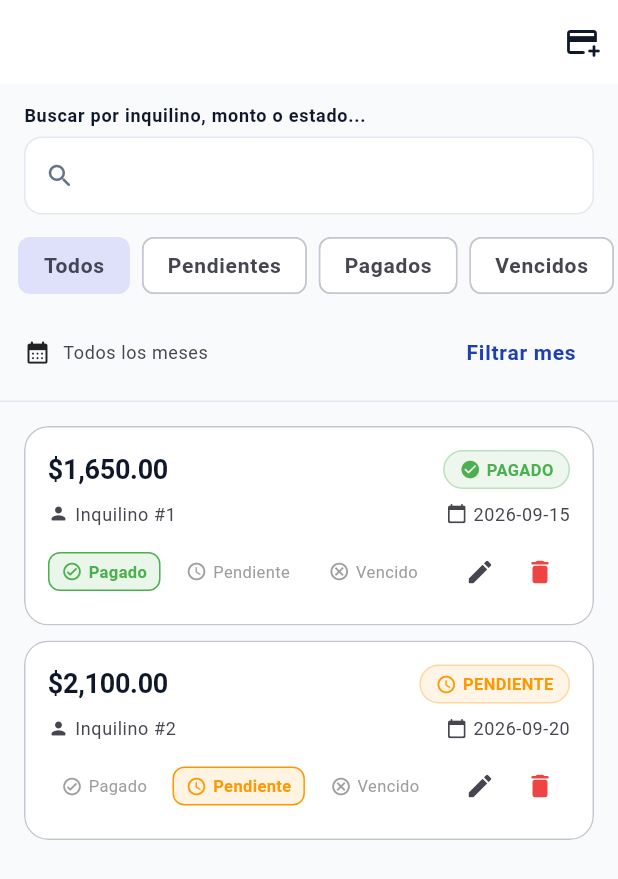
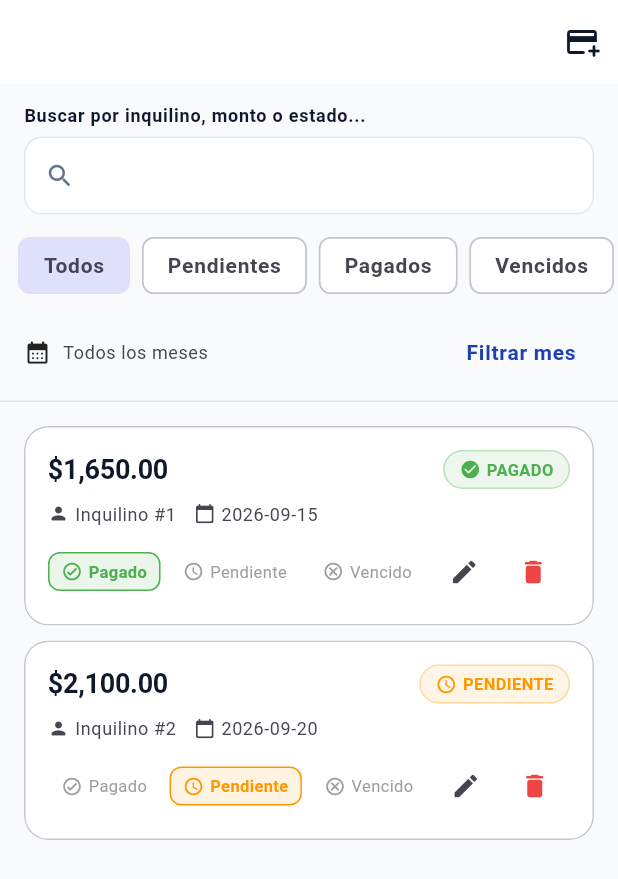
Before and after one commit to alezj/Alquilados_App, a Flutter app: the PagosPage screen opened by its route, on a phone screen of 412 x 824 dp. Shown: the top 879 px of the screen. Run offline on Flutter 3.47's test engine with Material 3 defaults, Android fonts, the phone set to English and light mode, and no system bars; our stand-ins replace dio, flutter_riverpod, flutter_secure_storage, go_router, logger, pdf and 3 more; accounts and stored records are empty.

Commit message:
Error resuelto en el boton eliminar en cell

```diff
--- a/lib/features/pagos/presentation/pages/pagos_page.dart
+++ b/lib/features/pagos/presentation/pages/pagos_page.dart
@@ -548,28 +548,72 @@ class _PagoCard extends StatelessWidget {
               ),
               const SizedBox(height: 8),
               // ── Detalles ──────────────────────────────────────
+Wrap(
+  spacing: 12,
+  runSpacing: 4,
+  children: [
     Row(
+      mainAxisSize: MainAxisSize.min,
       children: [
-                  Icon(Icons.person_rounded,
+        Icon(
+          Icons.person_rounded,
           size: 14,
-                      color: colorScheme.onSurfaceVariant),
+          color: colorScheme.onSurfaceVariant,
+        ),
         const SizedBox(width: 4),
-                  Text('Inquilino #${pago.idInquilino}',
+        Text(
+          'Inquilino #${pago.idInquilino}',
           style: AppTypography.bodySmall.copyWith(
-                          color: colorScheme.onSurfaceVariant)),
-                  const Spacer(),
-                  Icon(Icons.calendar_today_rounded,
-                      size: 14,
-                      color: colorScheme.onSurfaceVariant),
-                  const SizedBox(width: 4),
-                  Text(pago.fechaPago,
-                      style: AppTypography.bodySmall.copyWith(
-                          color: colorScheme.onSurfaceVariant)),
+            color: colorScheme.onSurfaceVariant,
+          ),
+        ),
       ],
     ),
+    Row(
+      mainAxisSize: MainAxisSize.min,
+      children: [
+        Icon(
+          Icons.calendar_today_rounded,
+          size: 14,
+          color: colorScheme.onSurfaceVariant,
+        ),
+        const SizedBox(width: 4),
+        Text(
+          pago.fechaPago,
+          style: AppTypography.bodySmall.copyWith(
+            color: colorScheme.onSurfaceVariant,
+          ),
+        ),
+      ],
+    ),
+  ],
+),
+              // ── Detalles ──────────────────────────────────────
+              // Row(
+              //   children: [
+              //     Icon(Icons.person_rounded,
+              //         size: 14,
+              //         color: colorScheme.onSurfaceVariant),
+              //     const SizedBox(width: 4),
+              //     Text('Inquilino #${pago.idInquilino}',
+              //         style: AppTypography.bodySmall.copyWith(
+              //             color: colorScheme.onSurfaceVariant)),
+              //     const Spacer(),
+              //     Icon(Icons.calendar_today_rounded,
+              //         size: 14,
+              //         color: colorScheme.onSurfaceVariant),
+              //     const SizedBox(width: 4),
+              //     Text(pago.fechaPago,
+              //         style: AppTypography.bodySmall.copyWith(
+              //             color: colorScheme.onSurfaceVariant)),
+              //   ],
+              // ),
               const SizedBox(height: 10),
               // ── Acciones rápidas ──────────────────────────────
-              Row(
+                  Wrap(
+                    spacing: 6,
+                    runSpacing: 6,
+                    crossAxisAlignment: WrapCrossAlignment.center,
                     children: [
                       _QuickAction(
                         icon: Icons.check_circle_outline_rounded,
@@ -578,7 +622,6 @@ class _PagoCard extends StatelessWidget {
                         active: pago.estado == 'pagado',
                         onTap: () => onEstadoChange('pagado'),
                       ),
-                  const SizedBox(width: 8),
                       _QuickAction(
                         icon: Icons.schedule_rounded,
                         label: 'Pendiente',
@@ -586,7 +629,6 @@ class _PagoCard extends StatelessWidget {
                         active: pago.estado == 'pendiente',
                         onTap: () => onEstadoChange('pendiente'),
                       ),
-                  const SizedBox(width: 8),
                       _QuickAction(
                         icon: Icons.cancel_outlined,
                         label: 'Vencido',
@@ -594,7 +636,7 @@ class _PagoCard extends StatelessWidget {
                         active: pago.estado == 'vencido',
                         onTap: () => onEstadoChange('vencido'),
                       ),
-                  const Spacer(),
+
                       IconButton(
                         onPressed: onEdit,
                         icon: const Icon(Icons.edit_rounded),
@@ -602,6 +644,7 @@ class _PagoCard extends StatelessWidget {
                         iconSize: 20,
                         tooltip: 'Editar',
                       ),
+
                       IconButton(
                         onPressed: onDelete,
                         icon: const Icon(Icons.delete_rounded),
```
Lines whose indentation alone changed are shown as unchanged.
